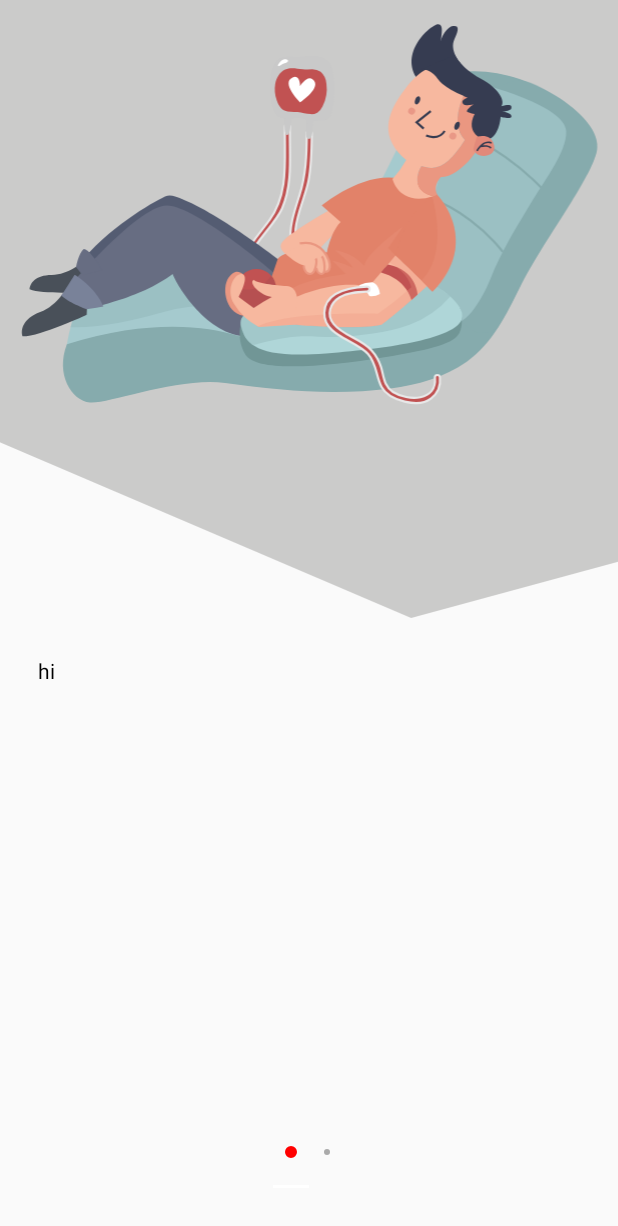
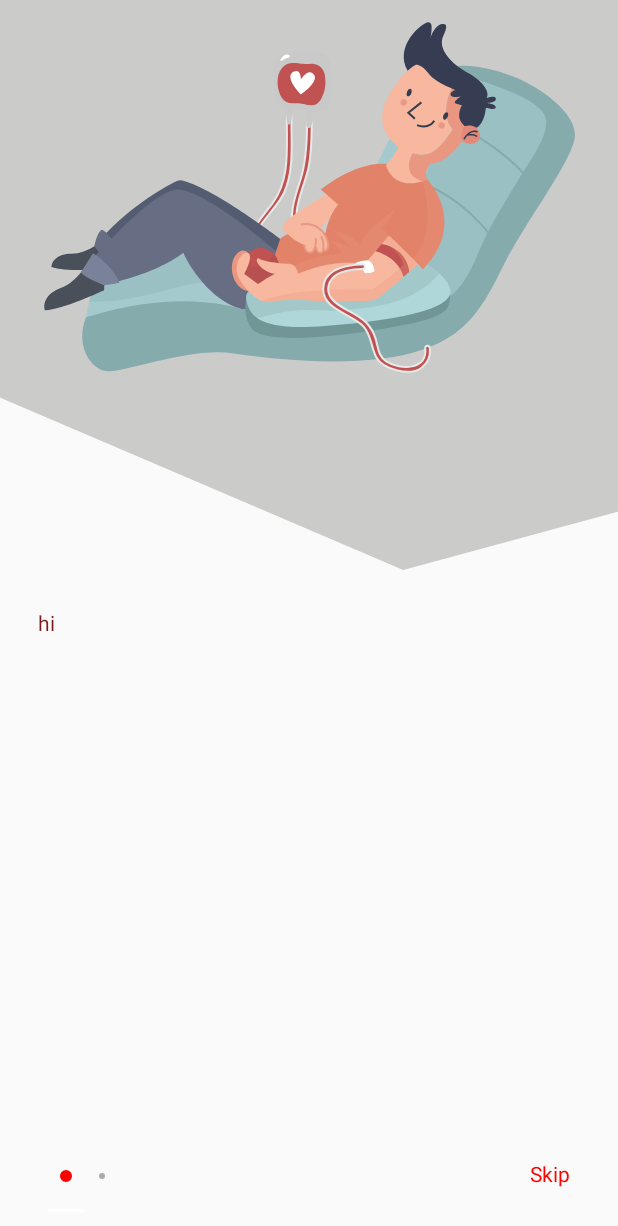
Before and after one commit to omarzer0/Blood-Bank, an Android app: the SliderActivity screen opened directly, with no data from a screen before it, on a phone screen of 412 x 824 dp. Shown: the top 1226 px of the screen. Run offline under Robolectric (Android 15) with nearby library versions, the phone set to English and light mode, and no system bars.

```diff
--- a/app/src/main/AndroidManifest.xml
+++ b/app/src/main/AndroidManifest.xml
@@ -7,7 +7,7 @@
         android:icon="@mipmap/ic_launcher"
         android:label="@string/app_name"
         android:roundIcon="@mipmap/ic_launcher_round"
-        android:supportsRtl="false"
+        android:supportsRtl="true"
         android:theme="@style/AppTheme">
         <activity android:name=".view.activity.home.HomeActivity">
 
--- a/app/src/main/java/com/azapps/bloodbankipda3/view/activity/slider/SliderActivity.java
+++ b/app/src/main/java/com/azapps/bloodbankipda3/view/activity/slider/SliderActivity.java
@@ -1,12 +1,16 @@
 package com.azapps.bloodbankipda3.view.activity.slider;
 
+import android.content.Intent;
 import android.os.Bundle;
+import android.view.View;
+import android.widget.TextView;
 
 import androidx.appcompat.app.AppCompatActivity;
 import androidx.viewpager.widget.ViewPager;
 
 import com.azapps.bloodbankipda3.R;
 import com.azapps.bloodbankipda3.adapter.slider.SliderViewPagerAdapter;
+import com.azapps.bloodbankipda3.view.activity.userAuth.LoginActivity;
 import com.google.android.material.tabs.TabLayout;
 
 public class SliderActivity extends AppCompatActivity {
@@ -16,10 +20,20 @@ public class SliderActivity extends AppCompatActivity {
         super.onCreate(savedInstanceState);
         setContentView(R.layout.activity_slider);
 
+        TextView skipButton = findViewById(R.id.item_slide_tv_skip);
+        skipButton.setLayoutDirection(View.LAYOUT_DIRECTION_LTR);
+        skipButton.setOnClickListener(new View.OnClickListener() {
+            @Override
+            public void onClick(View v) {
+                startActivity(new Intent(SliderActivity.this, LoginActivity.class));
+            }
+        });
+
         ViewPager viewPager = findViewById(R.id.activity_slider_view_pager);
         TabLayout tabLayout = findViewById(R.id.activity_slider_tab_layout_3_dots);
         SliderViewPagerAdapter adapter = new SliderViewPagerAdapter(getSupportFragmentManager(), SliderViewPagerAdapter.BEHAVIOR_RESUME_ONLY_CURRENT_FRAGMENT);
         viewPager.setAdapter(adapter);
+        tabLayout.setLayoutDirection(View.LAYOUT_DIRECTION_LTR);
         tabLayout.setupWithViewPager(viewPager);
     }
 }
--- a/app/src/main/java/com/azapps/bloodbankipda3/view/fragment/slider/SliderFragment.java
+++ b/app/src/main/java/com/azapps/bloodbankipda3/view/fragment/slider/SliderFragment.java
@@ -27,21 +27,8 @@ public class SliderFragment extends Fragment {
         View view = inflater.inflate(R.layout.item_slide_fragment, container, false);
         TextView sliderText = view.findViewById(R.id.item_slide_tv_text);
         ImageView sliderImage = view.findViewById(R.id.item_slide_img_image);
-        TextView skipButton = view.findViewById(R.id.item_slide_tv_skip);
-        skipButton.setOnClickListener(new View.OnClickListener() {
-            @Override
-            public void onClick(View v) {
-                startActivity(new Intent(getActivity(), LoginActivity.class));
-            }
-        });
-
 
         int position = getArguments().getInt("position");
-        if (position == 0) {
-            skipButton.setVisibility(View.INVISIBLE);
-        } else {
-            skipButton.setVisibility(View.VISIBLE);
-        }
         sliderText.setText(stringArrayList[position]);
         sliderImage.setImageResource(idArrayList[position]);
         return view;
--- a/app/src/main/res/layout/activity_slider.xml
+++ b/app/src/main/res/layout/activity_slider.xml
@@ -9,8 +9,8 @@
     <androidx.viewpager.widget.ViewPager
         android:id="@+id/activity_slider_view_pager"
         android:layout_width="match_parent"
-        android:layout_height="match_parent"
-        app:layout_constraintBottom_toBottomOf="parent"
+        android:layout_height="0dp"
+        app:layout_constraintBottom_toTopOf="@+id/activity_slider_tab_layout_3_dots"
         app:layout_constraintEnd_toEndOf="parent"
         app:layout_constraintHorizontal_bias="0.5"
         app:layout_constraintStart_toStartOf="parent"
@@ -21,10 +21,21 @@
         android:id="@+id/activity_slider_tab_layout_3_dots"
         android:layout_width="wrap_content"
         android:layout_height="wrap_content"
+        android:layout_marginBottom="16dp"
+        app:layout_constraintBottom_toBottomOf="parent"
+        app:layout_constraintStart_toStartOf="parent"
+        app:tabBackground="@drawable/tab_selector"
+        android:layout_marginStart="32dp"/>
+
+    <TextView
+        android:id="@+id/item_slide_tv_skip"
+        android:layout_width="wrap_content"
+        android:layout_height="wrap_content"
         android:layout_marginBottom="32dp"
+        android:text="Skip"
+        android:textColor="#ff0000"
         app:layout_constraintBottom_toBottomOf="parent"
         app:layout_constraintEnd_toEndOf="parent"
-        app:layout_constraintStart_toStartOf="parent"
-        app:tabBackground="@drawable/tab_selector" />
+        android:layout_marginEnd="32dp" />
 
 </androidx.constraintlayout.widget.ConstraintLayout>
--- a/app/src/main/res/layout/fragment_confirm_password.xml
+++ b/app/src/main/res/layout/fragment_confirm_password.xml
@@ -24,7 +24,7 @@
 
         <EditText
             android:id="@+id/fragment_confirm_password_ed_edit_text_verification_code"
-            style="@style/TextThemeForRedText"
+            style="@style/TextThemeForBlackText"
             android:layout_width="match_parent"
             android:layout_height="wrap_content"
             android:layout_marginStart="16dp"
@@ -40,7 +40,7 @@
 
         <EditText
             android:id="@+id/fragment_confirm_password_ed_edit_text_new_password"
-            style="@style/TextThemeForRedText"
+            style="@style/TextThemeForBlackText"
             android:layout_width="match_parent"
             android:layout_height="wrap_content"
             android:layout_marginStart="16dp"
@@ -56,7 +56,7 @@
 
         <EditText
             android:id="@+id/fragment_confirm_password_ed_edit_text_confirm_new_password"
-            style="@style/TextThemeForRedText"
+            style="@style/TextThemeForBlackText"
             android:layout_width="match_parent"
             android:layout_height="wrap_content"
             android:layout_marginStart="16dp"
--- a/app/src/main/res/layout/fragment_forget_password.xml
+++ b/app/src/main/res/layout/fragment_forget_password.xml
@@ -25,7 +25,7 @@
 
         <EditText
             android:id="@+id/fragment_forget_password_ed_edit_text_forget_email"
-            style="@style/TextThemeForRedText"
+            style="@style/TextThemeForBlackText"
             android:layout_width="match_parent"
             android:layout_height="wrap_content"
             android:layout_marginStart="16dp"
--- a/app/src/main/res/layout/fragment_login.xml
+++ b/app/src/main/res/layout/fragment_login.xml
@@ -26,7 +26,7 @@
 
         <EditText
             android:id="@+id/fragment_login_ed_edit_text_login_email"
-            style="@style/TextThemeForRedText"
+            style="@style/TextThemeForBlackText"
             android:layout_width="match_parent"
             android:layout_height="wrap_content"
             android:layout_marginStart="16dp"
@@ -42,7 +42,7 @@
 
         <EditText
             android:id="@+id/fragment_login_ed_edit_text_login_password"
-            style="@style/TextThemeForRedText"
+            style="@style/TextThemeForBlackText"
             android:layout_width="match_parent"
             android:layout_height="wrap_content"
             android:layout_marginStart="16dp"
--- a/app/src/main/res/layout/item_slide_fragment.xml
+++ b/app/src/main/res/layout/item_slide_fragment.xml
@@ -21,7 +21,8 @@
         android:id="@+id/nestedScrollView"
         android:layout_width="match_parent"
         android:layout_height="0dp"
-        app:layout_constraintBottom_toTopOf="@+id/item_slide_tv_skip"
+        android:layout_marginBottom="60dp"
+        app:layout_constraintBottom_toBottomOf="parent"
         app:layout_constraintEnd_toEndOf="parent"
         app:layout_constraintHorizontal_bias="0.5"
         app:layout_constraintStart_toStartOf="parent"
@@ -45,15 +46,6 @@
         android:orientation="horizontal"
         app:layout_constraintGuide_percent="0.5" />
 
-    <TextView
-        android:id="@+id/item_slide_tv_skip"
-        android:layout_width="wrap_content"
-        android:layout_height="wrap_content"
-        android:layout_marginStart="32dp"
-        android:layout_marginBottom="40dp"
-        android:text="Skip"
-        android:textColor="#ff0000"
-        app:layout_constraintBottom_toBottomOf="parent"
-        app:layout_constraintStart_toStartOf="parent" />
+
 
 </androidx.constraintlayout.widget.ConstraintLayout>
--- a/app/src/main/res/values/styles.xml
+++ b/app/src/main/res/values/styles.xml
@@ -8,9 +8,13 @@
         <item name="android:navigationBarColor">#781E1E</item>
     </style>
 
-    <style name="TextThemeForRedText">
+    <style name="TextThemeForBlackText">
         <item name="android:textColor">#000000</item>
         <item name="android:textColorHint">#C81E1E</item>
+    </style>
+
+    <style name="TextThemeForRedText">
+        <item name="android:textColor">#781E1E</item>
     </style>
 
     <style name="ButtonTheme">
```
Also changed, not shown: app/src/main/res/layout/fragment_sign_up.xml (+10 -10 lines).
